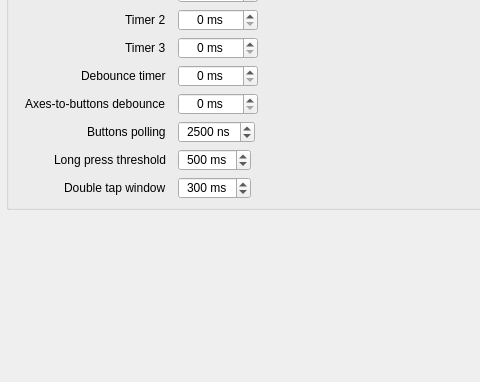
The window that src/widgets/shifts-timers/shiftstimersconfig.ui (anpeaco/FreeJoyXConfiguratorQt) describes before a commit, drawn with Qt 5; both pictures show x 0 to 480 and y 258 to 640 of the 1240 by 640 pixel window.
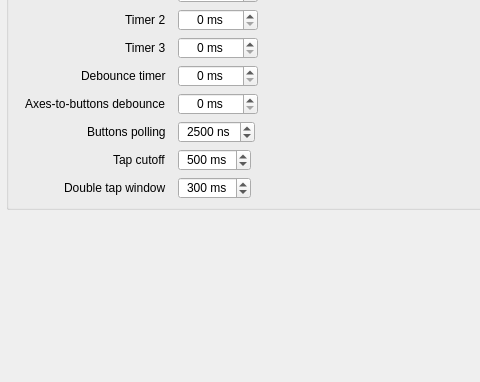
The same window after the commit.

Commit message: Mirror firmware: rename LONG_PRESS to TAP

Diff of the .ui file:
```diff
--- a/src/widgets/shifts-timers/shiftstimersconfig.ui
+++ b/src/widgets/shifts-timers/shiftstimersconfig.ui
@@ -504,7 +504,7 @@
       </item>
 
       <item row="6" column="0">
-       <widget class="QLabel" name="text_longPress"><property name="text"><string>Long press threshold</string></property></widget>
+       <widget class="QLabel" name="text_longPress"><property name="text"><string>Tap cutoff</string></property></widget>
       </item>
       <item row="6" column="1">
        <widget class="QSpinBox" name="spinBox_LongPressThreshold">
```
The commit also changes 9 other files.
